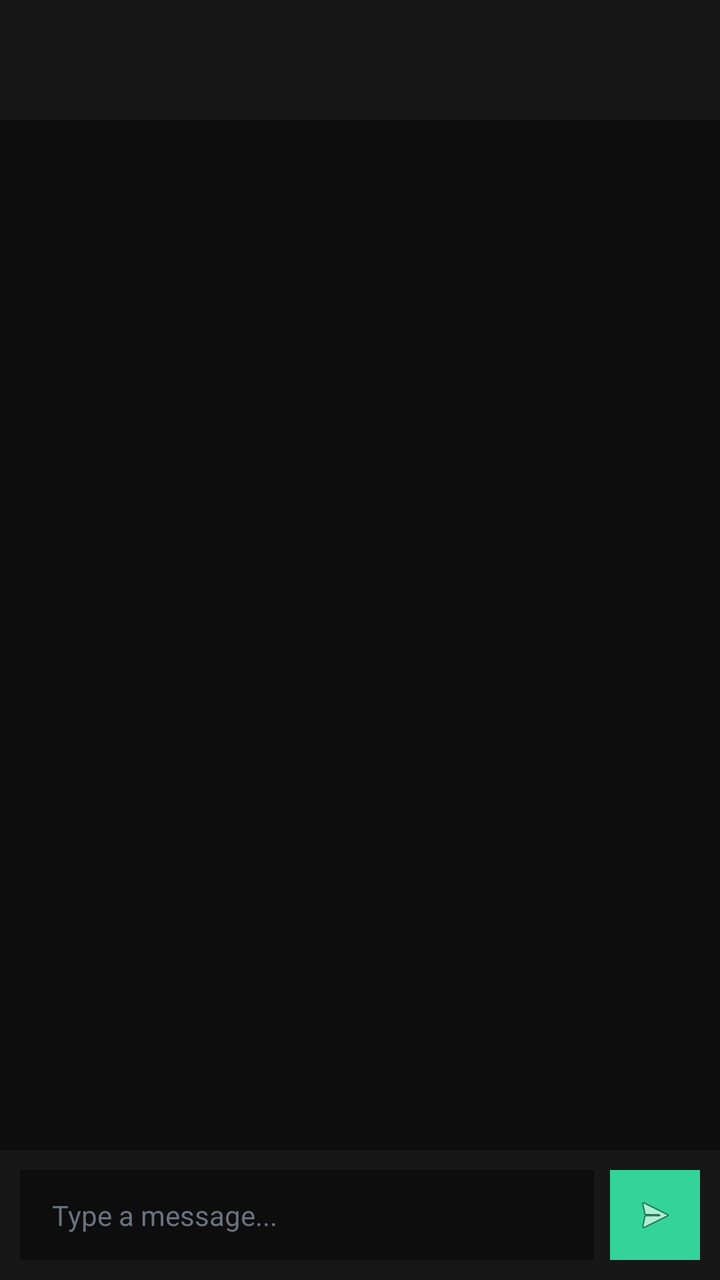
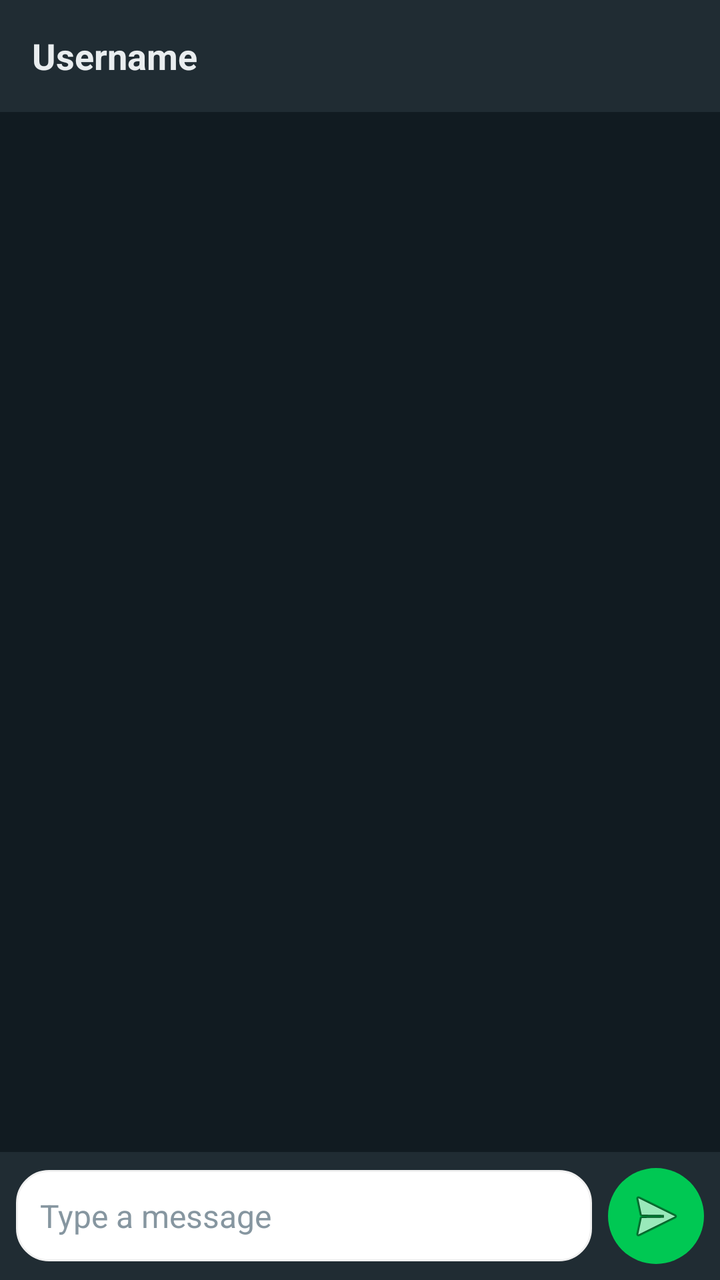

The first picture is an Android layout as it rendered before a commit; the second is the same layout after the commit. The layout source and the unified diff follow.
<!-- AndroidManifest.xml: application theme Theme.RazorpaySoundbox -->
<!-- res/layout/activity_chat.xml -->
<?xml version="1.0" encoding="utf-8"?>
<RelativeLayout xmlns:android="http://schemas.android.com/apk/res/android"
    android:layout_width="match_parent"
    android:layout_height="match_parent"
    android:background="#0D0D0D">

    
    <LinearLayout
        android:id="@+id/chatTopBar"
        android:layout_width="match_parent"
        android:layout_height="60dp"
        android:background="#171717"
        android:gravity="center_vertical"
        android:paddingHorizontal="16dp"
        android:elevation="4dp">

        <TextView
            android:id="@+id/tvChatUserEmail"
            android:layout_width="match_parent"
            android:layout_height="wrap_content"
            android:textColor="@android:color/white"
            android:textSize="18sp"
            android:textStyle="bold" />
    </LinearLayout>

    
    <androidx.recyclerview.widget.RecyclerView
        android:id="@+id/recyclerViewChat"
        android:layout_width="match_parent"
        android:layout_height="match_parent"
        android:layout_below="@id/chatTopBar"
        android:layout_above="@id/chatInputLayout"
        android:padding="12dp"
        android:clipToPadding="false" />

    
    <LinearLayout
        android:id="@+id/chatInputLayout"
        android:layout_width="match_parent"
        android:layout_height="wrap_content"
        android:layout_alignParentBottom="true"
        android:background="#171717"
        android:gravity="center_vertical"
        android:orientation="horizontal"
        android:padding="10dp">

        <EditText
            android:id="@+id/etMessageInput"
            android:layout_width="0dp"
            android:layout_height="45dp"
            android:layout_weight="1"
            android:background="#0D0D0D"
            android:hint="Type a message..."
            android:paddingHorizontal="16dp"
            android:textColor="@android:color/white"
            android:textColorHint="#6B7280"
            android:textSize="14sp" />

        <ImageView
            android:id="@+id/btnSend"
            android:layout_width="45dp"
            android:layout_height="45dp"
            android:layout_marginStart="8dp"
            android:background="#34D399"
            android:padding="12dp"
            android:src="@android:drawable/ic_menu_send" />
    </LinearLayout>

</RelativeLayout>
<!-- resources referenced by this layout -->
<resources>
  <style name="Theme.RazorpaySoundbox" parent="Theme.MaterialComponents.DayNight.DarkActionBar">
          <item name="colorPrimary">@color/primary_accent</item>
          <item name="colorSecondary">@color/accent_blue</item>
          <item name="android:windowBackground">@color/bg_dark</item>
      </style>
  <color name="primary_accent">#059669</color>
  <color name="accent_blue">#2563EB</color>
  <color name="bg_dark">#F8FAFC</color>
</resources>

<!-- the commit's change to res/layout/activity_chat.xml (unified diff, before → after) -->
@@ -1,24 +1,24 @@
 <?xml version="1.0" encoding="utf-8"?>
-<RelativeLayout xmlns:android="http://schemas.android.com/apk/res/android"
+<LinearLayout xmlns:android="http://schemas.android.com/apk/res/android"
     android:layout_width="match_parent"
     android:layout_height="match_parent"
-    android:background="#0D0D0D">
+    android:background="#111B21"
+    android:orientation="vertical">
 
     
     <LinearLayout
-        android:id="@+id/chatTopBar"
         android:layout_width="match_parent"
-        android:layout_height="60dp"
-        android:background="#171717"
+        android:layout_height="56dp"
+        android:background="#202C33"
         android:gravity="center_vertical"
-        android:paddingHorizontal="16dp"
-        android:elevation="4dp">
+        android:paddingHorizontal="16dp">
 
         <TextView
-            android:id="@+id/tvChatUserEmail"
-            android:layout_width="match_parent"
+            android:id="@+id/tvChatUserName"
+            android:layout_width="wrap_content"
             android:layout_height="wrap_content"
-            android:textColor="@android:color/white"
+            android:text="Username"
+            android:textColor="#E9EDEF"
             android:textSize="18sp"
             android:textStyle="bold" />
     </LinearLayout>
@@ -27,43 +27,38 @@
     <androidx.recyclerview.widget.RecyclerView
         android:id="@+id/recyclerViewChat"
         android:layout_width="match_parent"
-        android:layout_height="match_parent"
-        android:layout_below="@id/chatTopBar"
-        android:layout_above="@id/chatInputLayout"
-        android:padding="12dp"
-        android:clipToPadding="false" />
+        android:layout_height="0dp"
+        android:layout_weight="1"
+        android:padding="8dp" />
 
     
     <LinearLayout
-        android:id="@+id/chatInputLayout"
         android:layout_width="match_parent"
         android:layout_height="wrap_content"
-        android:layout_alignParentBottom="true"
-        android:background="#171717"
+        android:background="#202C33"
         android:gravity="center_vertical"
         android:orientation="horizontal"
-        android:padding="10dp">
+        android:padding="8dp">
 
         <EditText
-            android:id="@+id/etMessageInput"
+            android:id="@+id/etMessage"
             android:layout_width="0dp"
-            android:layout_height="45dp"
+            android:layout_height="wrap_content"
             android:layout_weight="1"
-            android:background="#0D0D0D"
-            android:hint="Type a message..."
-            android:paddingHorizontal="16dp"
-            android:textColor="@android:color/white"
-            android:textColorHint="#6B7280"
-            android:textSize="14sp" />
+            android:background="@drawable/bg_white_card"
+            android:hint="Type a message"
+            android:padding="12dp"
+            android:textColor="#FFFFFF"
+            android:textColorHint="#8696A0"
+            android:textSize="16sp" />
 
-        <ImageView
+        <ImageButton
             android:id="@+id/btnSend"
-            android:layout_width="45dp"
-            android:layout_height="45dp"
+            android:layout_width="48dp"
+            android:layout_height="48dp"
             android:layout_marginStart="8dp"
-            android:background="#34D399"
-            android:padding="12dp"
+            android:background="@drawable/bg_circle_green"
             android:src="@android:drawable/ic_menu_send" />
     </LinearLayout>
 
-</RelativeLayout>
+</LinearLayout>
<!-- resource entries referenced after the edit -->
@@ -1,5 +1,18 @@
 <!-- resources referenced by this layout -->
 <resources>
+  <!-- drawable bg_circle_green (drawable) -->
+  <?xml version="1.0" encoding="utf-8"?>
+  <shape xmlns:android="http://schemas.android.com/apk/res/android"
+      android:shape="oval">
+      <solid android:color="#00C853" />
+  </shape>
+  <!-- drawable bg_white_card (drawable) -->
+  <?xml version="1.0" encoding="utf-8"?>
+  <shape xmlns:android="http://schemas.android.com/apk/res/android">
+      <solid android:color="#FFFFFF" />
+      <corners android:radius="16dp" />
+      <stroke android:width="1dp" android:color="#F0F0F0" />
+  </shape>
   <style name="Theme.RazorpaySoundbox" parent="Theme.MaterialComponents.DayNight.DarkActionBar">
           <item name="colorPrimary">@color/primary_accent</item>
           <item name="colorSecondary">@color/accent_blue</item>
